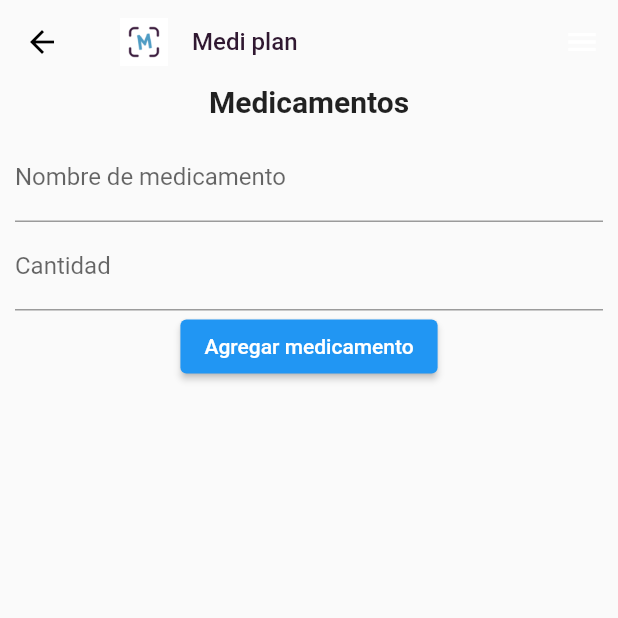
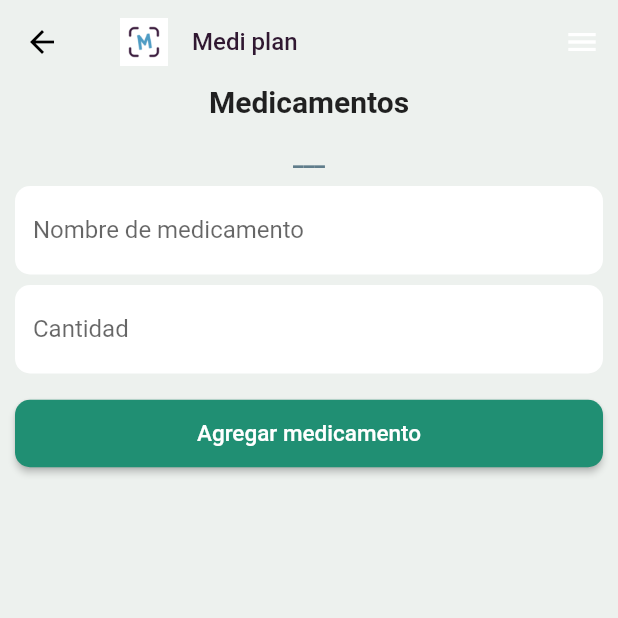
Before and after one commit to YESSENIAJUAREZHERNANDEZ/mediplan_proyecto, a Flutter app: the MainScreen screen opened directly, after a tap on "Medicamento", on a phone screen of 412 x 824 dp, the top half of it. Run offline on Flutter 3.47's test engine with Material 2 defaults, Android fonts, the phone set to English and light mode, and no system bars; our stand-ins replace firebase_auth, firebase_core, firebase_database, image_picker, percent_indicator, shared_preferences; accounts and stored records are empty.

Commit message:
medicamentos green

```diff
--- a/lib/screens/editarmedicamento.dart
+++ b/lib/screens/editarmedicamento.dart
@@ -118,6 +118,7 @@ void initState() {
     return MaterialApp(
       debugShowCheckedModeBanner: false,
       home: Scaffold(
+        backgroundColor: Color.fromARGB(255, 237, 241, 238), // Fondo azul
         appBar: AppBar(
           elevation: 0,
           backgroundColor: Colors.transparent,
@@ -218,6 +219,16 @@ void initState() {
                 fontWeight: FontWeight.bold,
               ),
             ),
+            SizedBox(height: 16),
+            Text(
+              '___',
+              style: TextStyle(
+                fontSize: 16.0,
+                fontWeight: FontWeight.bold,
+                color: Colors.blueGrey, // Cambiar el color de letra a gris
+              ),
+              textAlign: TextAlign.left, // Alinear el texto a la izquierda
+            ),
             Padding(
               padding: EdgeInsets.all(10.0),
               child: Column(
@@ -226,17 +237,41 @@ void initState() {
                     controller: nombreController,
                     decoration: InputDecoration(
                       labelText: 'Nombre de medicamento',
+                    filled: true, // Habilitar el fondo relleno
+                      fillColor: Colors.white, // Color de fondo blanco
+                      border: OutlineInputBorder( // Borde redondeado
+                        borderRadius: BorderRadius.circular(10),
+                        borderSide: BorderSide.none, // Sin borde
+                      ),
                     ),
                   ),
+                  SizedBox(height: 7), // Espacio de 16 unidades de altura
                   TextField(
                     controller: descripcionController,
                     decoration: InputDecoration(
                       labelText: 'Cantidad',
+                      filled: true, // Habilitar el fondo relleno
+                      fillColor: Colors.white, // Color de fondo blanco
+                      border: OutlineInputBorder( // Borde redondeado
+                        borderRadius: BorderRadius.circular(10),
+                        borderSide: BorderSide.none, // Sin borde
+                      ),
                     ),
                   ),
+                  SizedBox(height: 16),
                   ElevatedButton(
                     onPressed: addMedication,
-                    child: Text('Agregar medicamento'),
+                    child: Text('Agregar medicamento',style: TextStyle(
+                        fontSize: 15, // Tamaño de fuente del texto
+                        color: Colors.white, // Color del texto
+                      ),),
+                     style: ElevatedButton.styleFrom(
+                      primary: const Color.fromARGB(255, 32, 143, 115), // Color de fondo
+                      shape: RoundedRectangleBorder(
+                        borderRadius: BorderRadius.circular(10), // Radio de esquinas redondeadas
+                      ),
+                      minimumSize: Size(double.infinity, 45),
+                    ),
                   ),
                 ],
               ),
```
